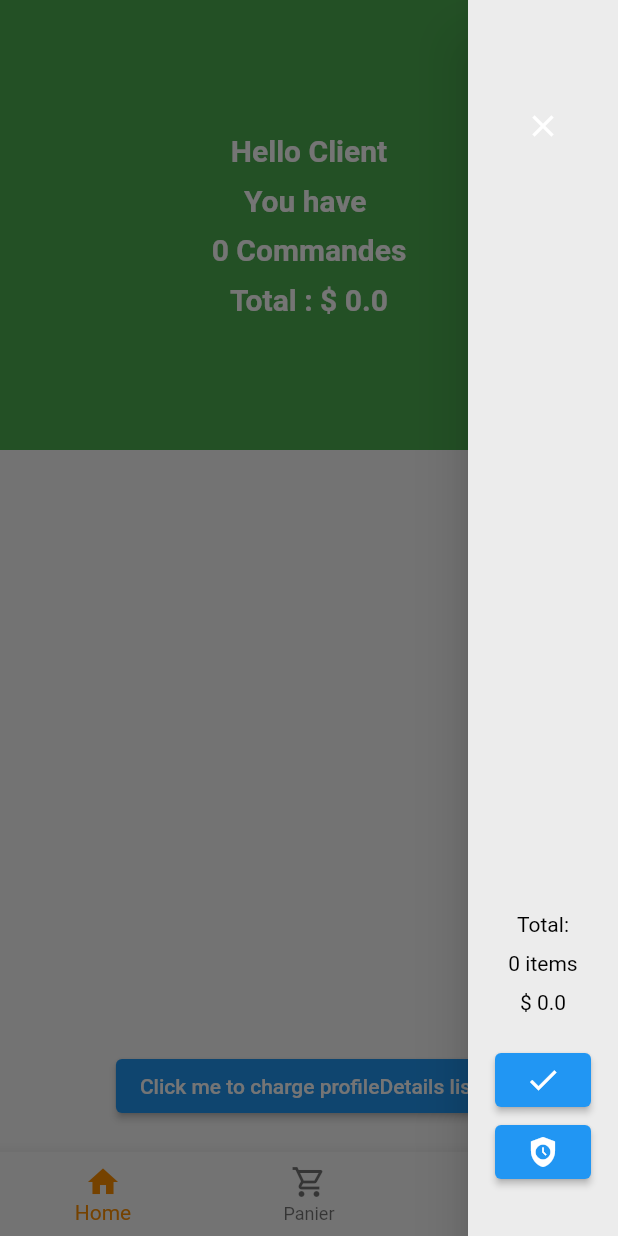
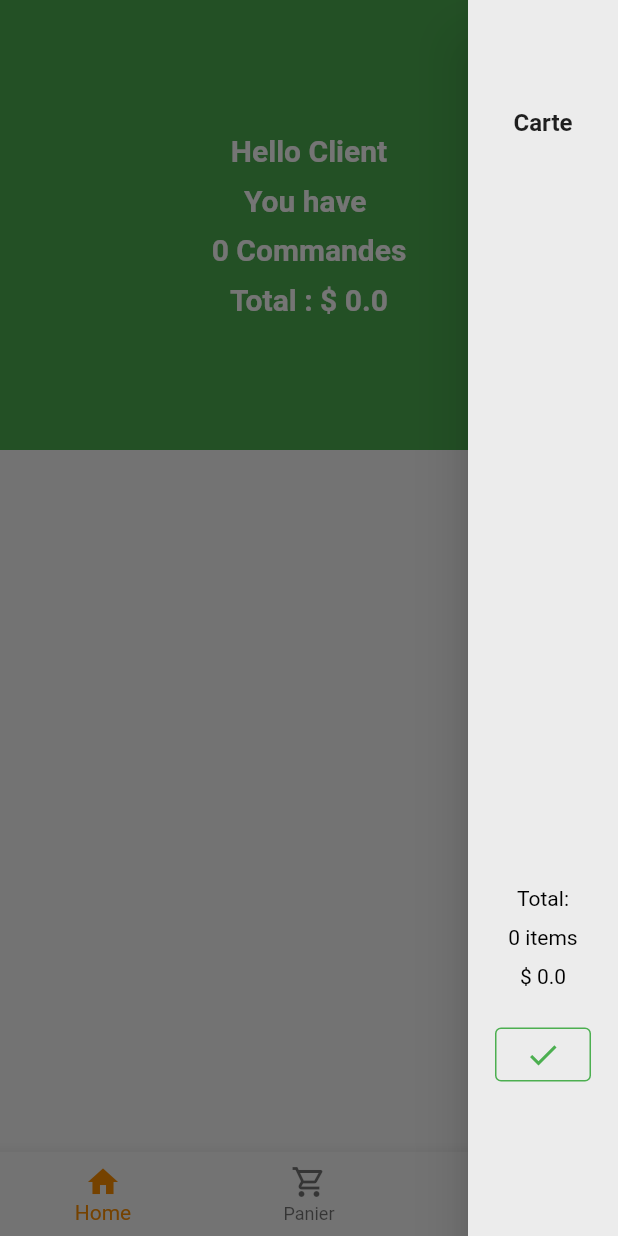
Before and after one commit to TayebsouiniYcode/OnTimeDining, a Flutter app: the Profil screen opened directly, with the side drawer open, on a phone screen of 412 x 824 dp. Run offline on Flutter 3.47's test engine with Material 2 defaults, Android fonts, the phone set to English and light mode, and no system bars; our stand-ins replace awesome_notifications, google_fonts, shared_preferences, sqflite; accounts and stored records are empty.

Commit message:
last commit without notification

```diff
--- a/lib/helpers/profil_details.dart
+++ b/lib/helpers/profil_details.dart
@@ -2,6 +2,10 @@ import '../model/Command.dart';
 
 class ProfilDetails {
   static List<Command> commandList = [];
+
+  static Future<List<Command>> getCommandListStatic() async {
+    return await commandList;
+  }
 
   static double totalSalesInThisApplication() {
     double total = 0;
--- a/lib/page/profil.dart
+++ b/lib/page/profil.dart
@@ -7,10 +7,12 @@ import 'package:on_time_dining/widget/bottom_navigation.dart';
 import 'package:on_time_dining/widget/left_drawer.dart';
 
 class Profil extends StatefulWidget {
-  const Profil({super.key});
+  Profil({super.key});
 
   @override
-  State<Profil> createState() => _ProfilState();
+  State<Profil> createState() {
+    return _ProfilState();
+  }
 }
 
 class _ProfilState extends State<Profil> {
@@ -68,14 +70,15 @@ class _ProfilState extends State<Profil> {
           ),
           Container(
             height: 400,
-            child: FutureBuilder<List<Map<String, dynamic>>>(
-              future: commandService.getAllCommand(),
+            child: FutureBuilder<List<Command>>(
+              future: commandService.getCommandList(),
               builder: (BuildContext context,
-                  AsyncSnapshot<List<Map<String, dynamic>>> snapshot) {
+                  AsyncSnapshot<List<Command>> snapshot) {
                 if (snapshot.hasData) {
-                  List<Map<String, dynamic>> commandMaps = snapshot.data!;
-                  List<Command> commandList =
-                      commandMaps.map((map) => Command.fromMap(map)).toList();
+                  List<Command> commandList = snapshot.data!;
+                  // List<Map<String, dynamic>> commandMaps = snapshot.data!;
+                  // List<Command> commandList =
+                  //     commandMaps.map((map) => Command.fromMap(map)).toList();
                   return ListView.builder(
                       itemCount: commandList.length,
                       itemBuilder: (BuildContext context, int index) {
@@ -97,7 +100,7 @@ class _ProfilState extends State<Profil> {
                                 children: [
                                   Image(
                                     image: AssetImage(
-                                        'images/${ProfilDetails.commandList[0].commandItemList[0].dish!.image}'),
+                                        'images/${ProfilDetails.commandList[index].commandItemList[0].dish!.image}'),
                                     width: 170,
                                   ),
                                   Column(
@@ -130,11 +133,11 @@ class _ProfilState extends State<Profil> {
               },
             ),
           ),
-          ElevatedButton(
-              onPressed: () {
-                profilDetailsService.chargeProfilDetails();
-              },
-              child: Text("Click me to charge profileDetails list"))
+          // ElevatedButton(
+          //     onPressed: () {
+          //       profilDetailsService.chargeProfilDetails();
+          //     },
+          //     child: Text("Click me to charge profileDetails list"))
         ],
       ),
       bottomNavigationBar: ButtomNavigationMenu(),
--- a/lib/service/command_service.dart
+++ b/lib/service/command_service.dart
@@ -1,4 +1,5 @@
 import 'package:on_time_dining/dao/commandDao.dart';
+import 'package:on_time_dining/helpers/profil_details.dart';
 
 import '../model/Command.dart';
 
@@ -16,6 +17,10 @@ class CommandService {
     return list;
   }
 
+  Future<List<Command>> getCommandList() async {
+    return await ProfilDetails.getCommandListStatic();
+  }
+
   void updateCommand(Command command) {
     commandDao.updateCommand(command.toMap());
   }
--- a/lib/service/profil_service.dart
+++ b/lib/service/profil_service.dart
@@ -15,7 +15,8 @@ class ProfilDetailsService {
     // TODO
     // To refactoring.....................
     List<Map<String, dynamic>> list = await commandService.getAllCommand();
-
+    //TODO HAHAHA 00:26
+    ProfilDetails.commandList.clear();
     //get all command for this profil
     for (int i = 0; i < list.length; i++) {
       ProfilDetails.commandList.add(Command.fromMap(list[i]));
--- a/lib/widget/bottom_navigation.dart
+++ b/lib/widget/bottom_navigation.dart
@@ -3,6 +3,8 @@ import 'package:on_time_dining/helpers/panier.dart';
 import 'package:on_time_dining/page/home_page.dart';
 import 'package:on_time_dining/page/panier.dart';
 import 'package:on_time_dining/page/profil.dart';
+
+import '../service/profil_service.dart';
 
 class ButtomNavigationMenu extends StatefulWidget {
   const ButtomNavigationMenu({super.key});
@@ -12,6 +14,8 @@ class ButtomNavigationMenu extends StatefulWidget {
 }
 
 class _ButtomNavigationMenu extends State<ButtomNavigationMenu> {
+  ProfilDetailsService profilDetailsService = ProfilDetailsService();
+
   int _selectedIndex = 0;
   static const TextStyle optionStyle =
       TextStyle(fontSize: 30, fontWeight: FontWeight.bold);
@@ -50,6 +54,7 @@ class _ButtomNavigationMenu extends State<ButtomNavigationMenu> {
     }
 
     if (index == 2) {
+      // profilDetailsService.chargeProfilDetails();
       Navigator.push(
         context,
         MaterialPageRoute(builder: (context) => Profil()),
--- a/lib/widget/left_drawer.dart
+++ b/lib/widget/left_drawer.dart
@@ -1,7 +1,9 @@
+import 'package:awesome_notifications/awesome_notifications.dart';
 import 'package:flutter/material.dart';
 import 'package:on_time_dining/helpers/commandItemHelper.dart';
 import 'package:on_time_dining/helpers/panier.dart';
 import 'package:on_time_dining/service/commandItem_service.dart';
+import 'package:on_time_dining/service/profil_service.dart';
 
 class DrawerPanier extends StatefulWidget {
   List<CommandItemHelper> panier = Panier.panier;
@@ -14,6 +16,7 @@ class DrawerPanier extends StatefulWidget {
 
 class _DrawerPanierState extends State<DrawerPanier> {
   CommandItemService commandItemService = CommandItemService();
+  ProfilDetailsService profilDetailsService = ProfilDetailsService();
   @override
   void initState() {
     super.initState();
@@ -34,19 +37,24 @@ class _DrawerPanierState extends State<DrawerPanier> {
           child: Column(
             crossAxisAlignment: CrossAxisAlignment.center,
             children: [
-              ElevatedButton(
-                  style: ElevatedButton.styleFrom(
-                    backgroundColor: Colors.transparent,
-                    foregroundColor: Colors.black,
-                    elevation: 0,
-                  ),
-                  child: Icon(
-                    Icons.close,
-                    color: Colors.white,
-                  ),
-                  onPressed: () {
-                    Navigator.of(context).pop();
-                  }),
+              Padding(padding: EdgeInsets.only(top: 12)),
+              Text(
+                "Carte",
+                style: TextStyle(fontSize: 16.00, fontWeight: FontWeight.bold),
+              ),
+              // ElevatedButton(
+              //     style: ElevatedButton.styleFrom(
+              //       backgroundColor: Colors.transparent,
+              //       foregroundColor: Colors.black,
+              //       elevation: 0,
+              //     ),
+              //     child: Icon(
+              //       Icons.close,
+              //       color: Colors.white,
+              //     ),
+              //     onPressed: () {
+              //       Navigator.of(context).pop();
+              //     }),
               Padding(padding: EdgeInsets.only(bottom: 30)),
               Container(
                   height: 420,
@@ -89,15 +97,32 @@ class _DrawerPanierState extends State<DrawerPanier> {
                     ),
                     const Padding(padding: EdgeInsets.only(bottom: 20.00)),
                     ElevatedButton(
+                        style: ElevatedButton.styleFrom(
+                            backgroundColor: Colors.transparent,
+                            foregroundColor: Colors.black,
+                            elevation: 0,
+                            side: const BorderSide(
+                              width: 1.0,
+                              color: Colors.green,
+                            )),
                         onPressed: () {
                           commandItemService.insertCommandItem();
+                          profilDetailsService.chargeProfilDetails();
+
+                          Navigator.of(context).pop();
+                          // sendNotification(double prixTotal) {
+                          //   AwesomeNotifications().createNotification(
+                          //       content: NotificationContent(
+                          //           id: 10,
+                          //           channelKey: 'channelKey',
+                          //           title: 'commande est ajouter avec success',
+                          //           body: 'prix Total '));
+                          // }
                         },
-                        child: Icon(Icons.check)),
-                    ElevatedButton(
-                        onPressed: () {
-                          commandItemService.showCommandItemsInLog();
-                        },
-                        child: Icon(Icons.safety_check)),
+                        child: Icon(
+                          Icons.check,
+                          color: Colors.green,
+                        )),
                   ],
                 ),
               )
--- a/pubspec.yaml
+++ b/pubspec.yaml
@@ -37,6 +37,7 @@ dependencies:
   cupertino_icons: ^1.0.2
   shared_preferences: ^0.5.12+4
   google_fonts: ^1.1.1
+  awesome_notifications: ^0.6.19
 
 dev_dependencies:
   flutter_test:
```
Also changed, not shown: lib/main.dart (+19 -0 lines), lib/page/check.dart (+5 -4 lines), lib/page/restaurant_plats.dart (+20 -6 lines), lib/service/commandItem_service.dart (+5 -3 lines), pubspec.lock, 1 other file.
